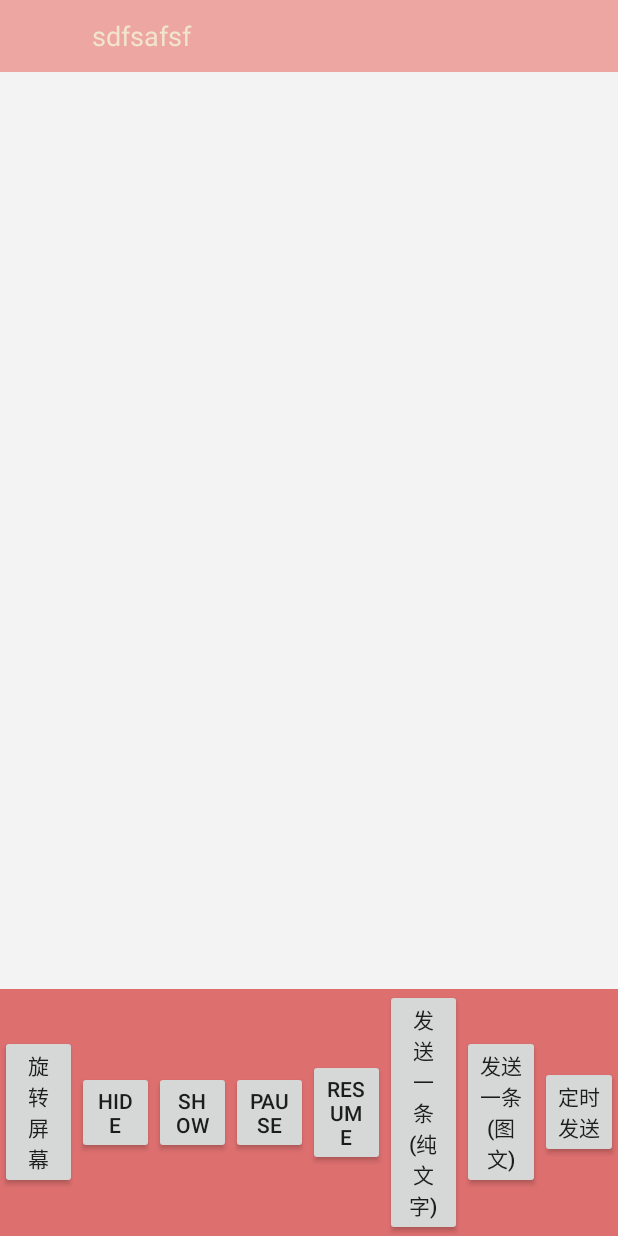
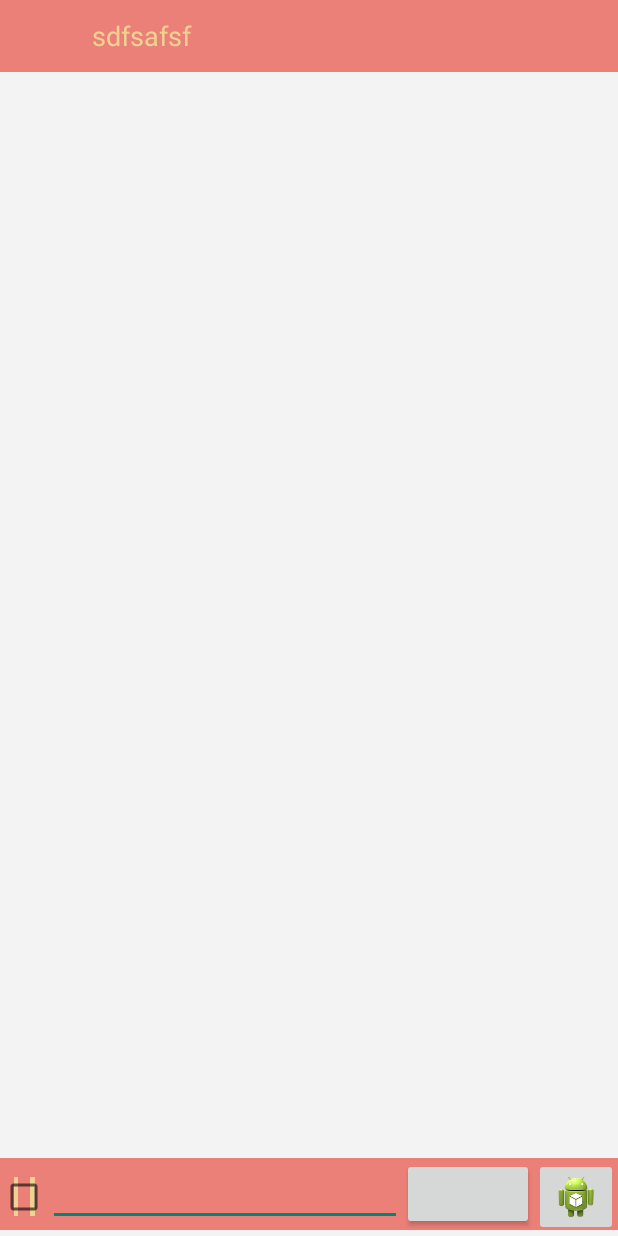
Before and after one commit to yeyeaa/kikk_play, an Android app: the layout media_controller.xml on its own in the app's theme, with its tools: preview values and no code run, on a phone screen of 412 x 824 dp. Run offline under Robolectric (Android 15) with nearby library versions, the phone set to English and light mode, and no system bars.

Commit message:
add pause btm

```diff
--- a/player/src/main/java/com/ye/player/player/ui/PlayerActivity.java
+++ b/player/src/main/java/com/ye/player/player/ui/PlayerActivity.java
@@ -21,6 +21,7 @@ import android.view.View;
 import android.widget.Button;
 import android.widget.ImageButton;
 import android.widget.PopupWindow;
+import android.widget.TextView;
 import android.widget.VideoView;
 
 import com.ye.player.R;
@@ -76,6 +77,10 @@ public class PlayerActivity extends BaseActivity implements View.OnClickListener
     private Button mBtnSendDanmaku;
 
     private Button mBtnSendDanmakuTextAndImage;
+
+    private ImageButton mBtnBack;
+
+    private TextView mTextViewTitle;
 
     private Button mBtnSendDanmakus;
     private DanmakuContext mContext;
@@ -162,7 +167,7 @@ public class PlayerActivity extends BaseActivity implements View.OnClickListener
     }
 
     private void initViews() {
-        ((ImageButton)findViewById(R.id.navi_bar_left_btn)).setImageResource(R.drawable.navi_bar_back_img_white);
+        ((ImageButton)findViewById(R.id.navi_bar_left_btn)).setImageResource(R.drawable.back_king);
     }
 
     private BaseDanmakuParser createParser(InputStream stream) {
@@ -194,7 +199,7 @@ public class PlayerActivity extends BaseActivity implements View.OnClickListener
     private void findViews() {
 
         mMediaController = findViewById(R.id.media_controller);
-        mBtnRotate = (Button) findViewById(R.id.rotate);
+        /*mBtnRotate = (Button) findViewById(R.id.rotate);
         mBtnHideDanmaku = (Button) findViewById(R.id.btn_hide);
         mBtnShowDanmaku = (Button) findViewById(R.id.btn_show);
         mBtnPauseDanmaku = (Button) findViewById(R.id.btn_pause);
@@ -210,7 +215,7 @@ public class PlayerActivity extends BaseActivity implements View.OnClickListener
         mBtnResumeDanmaku.setOnClickListener(this);
         mBtnSendDanmaku.setOnClickListener(this);
         mBtnSendDanmakuTextAndImage.setOnClickListener(this);
-        mBtnSendDanmakus.setOnClickListener(this);
+        mBtnSendDanmakus.setOnClickListener(this);*/
 
         // VideoView
         VideoView mVideoView = (VideoView) findViewById(R.id.videoview);
--- a/player/src/main/res/layout/media_controller.xml
+++ b/player/src/main/res/layout/media_controller.xml
@@ -8,7 +8,13 @@
         android:layout_height="@dimen/navi_bar_height"
         android:layout_gravity="top"
         android:background="@color/main_red"
-        android:alpha="0.4">
+        android:alpha="0.6">
+    </LinearLayout>
+
+    <LinearLayout
+        android:layout_width="match_parent"
+        android:layout_height="@dimen/navi_bar_height"
+        android:layout_gravity="top">
 
         <ImageButton
             android:id="@+id/navi_bar_left_btn"
@@ -29,7 +35,7 @@
 
     </LinearLayout>
 
-    <LinearLayout
+    <!--<LinearLayout
         android:gravity="center_vertical"
         android:layout_width="match_parent"
         android:layout_height="wrap_content"
@@ -91,6 +97,51 @@
             android:layout_weight="1"
             android:layout_height="wrap_content"
             android:text="@string/send_danmakus" />
-    </LinearLayout>
+    </LinearLayout>-->
+
+
+
+    <RelativeLayout
+        android:gravity="center_vertical"
+        android:layout_width="match_parent"
+        android:layout_height="wrap_content"
+        android:layout_gravity="bottom">
+
+        <LinearLayout
+            android:layout_width="match_parent"
+            android:layout_height="@dimen/navi_bar_height"
+            android:background="@color/main_red"
+            android:alpha="0.6">
+        </LinearLayout>
+
+       <CheckBox
+           android:id="@+id/btn_play"
+           android:layout_width="wrap_content"
+           android:layout_height="wrap_content"
+           android:layout_centerVertical="true"
+           android:background="@drawable/btn_play"/>
+
+        <ImageButton
+            android:id="@+id/btn_hide"
+            android:layout_width="wrap_content"
+            android:layout_height="wrap_content"
+            android:layout_alignParentRight="true"
+            android:src="@drawable/ic_launcher"/>
+
+        <Button
+            android:id="@+id/btn_send"
+            android:layout_width="wrap_content"
+            android:layout_height="wrap_content"
+            android:layout_toLeftOf="@+id/btn_hide"/>
+
+        <EditText
+            android:layout_width="wrap_content"
+            android:layout_height="wrap_content"
+            android:layout_toRightOf="@id/btn_play"
+            android:layout_toLeftOf="@+id/btn_send"/>
+
+
+
+    </RelativeLayout>
 
 </FrameLayout>
```
Also changed, not shown: player/src/main/res/drawable-xxhdpi/back_king.png (added), player/src/main/res/drawable-xxhdpi/btn_play.png (added), 2 other files.
